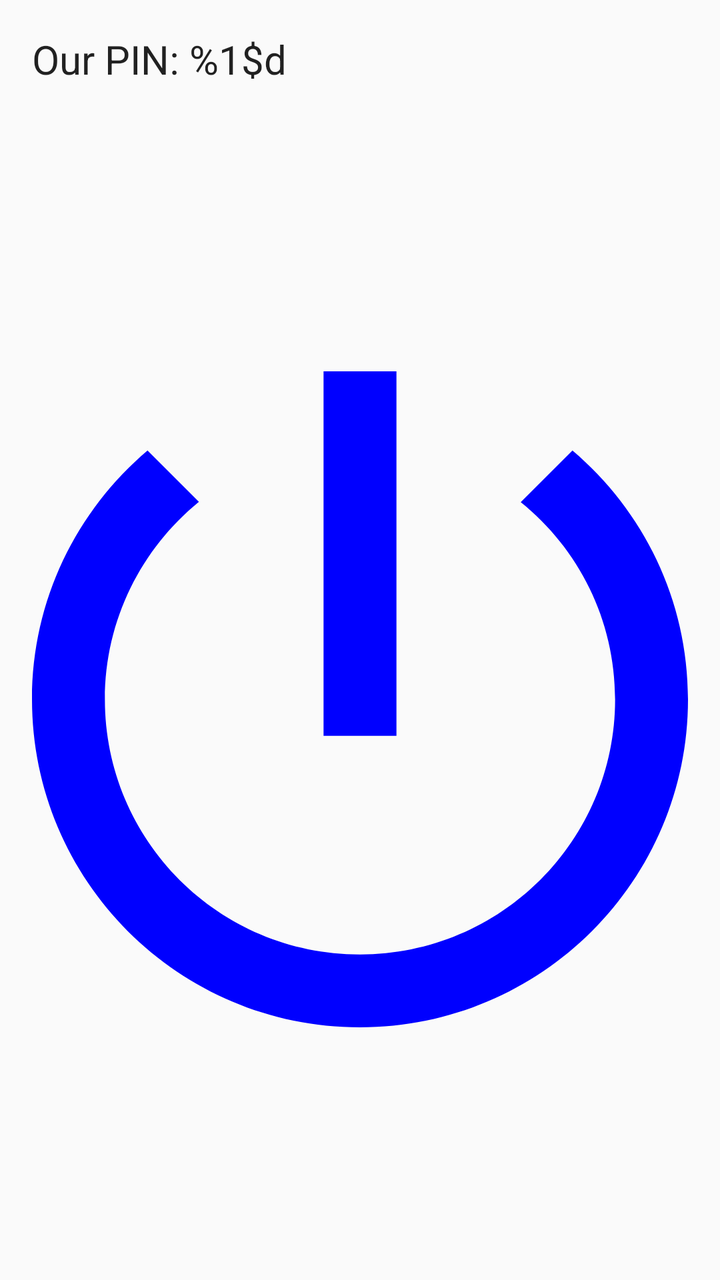
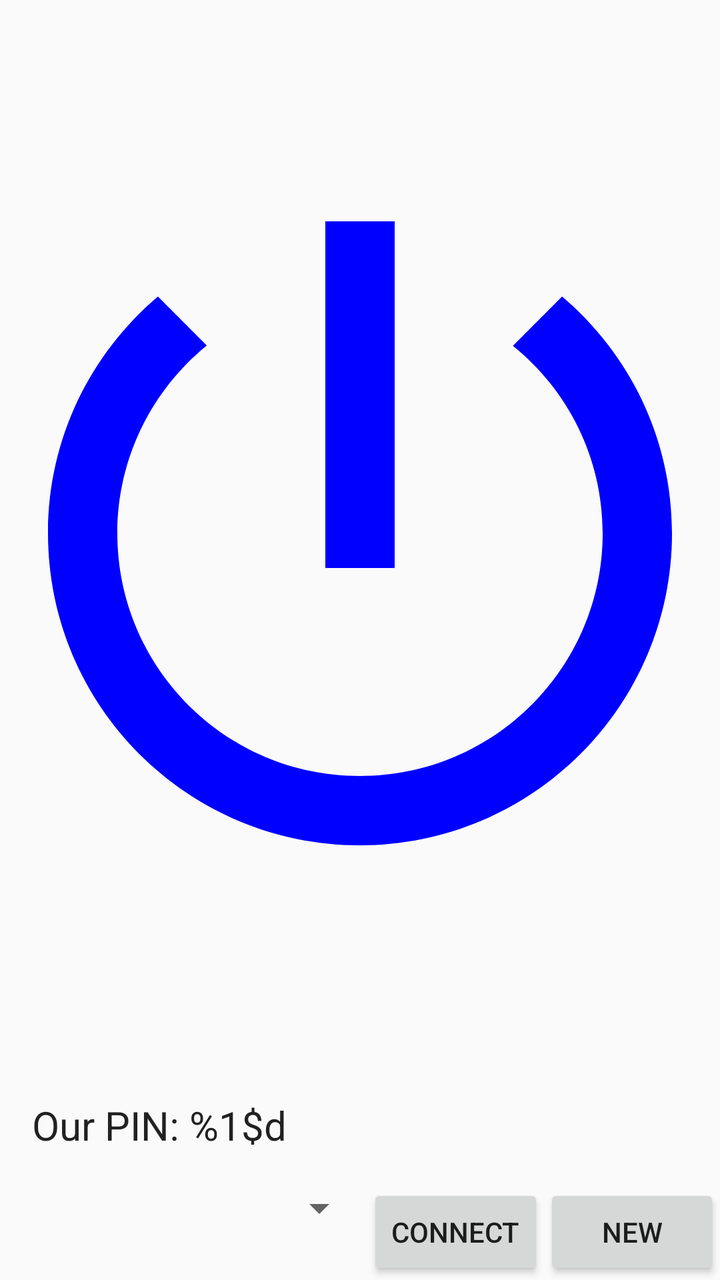

Screens rendered from an Android XML layout before and after an edit, with the pre-edit source and the edit as a unified diff.
<!-- AndroidManifest.xml: application theme AppTheme -->
<!-- res/layout/content_speak.xml -->
<?xml version="1.0" encoding="utf-8"?>
<android.support.constraint.ConstraintLayout xmlns:android="http://schemas.android.com/apk/res/android"
    xmlns:app="http://schemas.android.com/apk/res-auto"
    xmlns:tools="http://schemas.android.com/tools"
    android:layout_width="match_parent"
    android:layout_height="match_parent"
    app:layout_behavior="@string/appbar_scrolling_view_behavior"
    tools:context="peterson.ttu.edu.backupaids.activities.SpeakFragment"
    tools:showIn="@layout/fragment_speak">

    <TextView
        android:id="@+id/sendSoundOurPinTextView"
        android:layout_width="wrap_content"
        android:layout_height="wrap_content"
        android:text="@string/our_pin"
        android:textSize="20sp"
        android:textAppearance="@android:style/TextAppearance.DeviceDefault"
        android:layout_marginTop="16dp"
        android:layout_marginBottom="16dp"
        android:layout_marginStart="16dp"
        android:layout_marginEnd="16dp"
        app:layout_constraintTop_toTopOf="parent"
        app:layout_constraintBottom_toTopOf="@id/sendSoundStartButton"
        app:layout_constraintLeft_toLeftOf="parent" />

    <ImageButton
        android:id="@+id/sendSoundStartButton"
        android:layout_width="0dp"
        android:layout_height="0dp"
        android:adjustViewBounds="false"
        android:background="@android:color/transparent"
        android:scaleType="fitCenter"
        android:src="@drawable/ic_power_button_blue"
        android:layout_marginTop="16dp"
        android:layout_marginBottom="16dp"
        android:layout_marginStart="16dp"
        android:layout_marginEnd="16dp"
        app:layout_constraintHorizontal_bias="0.6"
        app:layout_constraintTop_toBottomOf="@id/sendSoundOurPinTextView"
        app:layout_constraintBottom_toBottomOf="parent"
        app:layout_constraintLeft_toLeftOf="parent"
        app:layout_constraintRight_toRightOf="parent"
        app:layout_constraintVertical_bias="0.6"
        android:contentDescription="@string/start_stop_sending_audio" />

</android.support.constraint.ConstraintLayout>
<!-- res/layout/fragment_speak.xml (included above) -->
<?xml version="1.0" encoding="utf-8"?>
<android.support.design.widget.CoordinatorLayout xmlns:android="http://schemas.android.com/apk/res/android"
    xmlns:tools="http://schemas.android.com/tools"
    android:layout_width="match_parent"
    android:layout_height="match_parent"
    tools:context="peterson.ttu.edu.backupaids.activities.SpeakFragment">

    <include layout="@layout/content_speak" />

</android.support.design.widget.CoordinatorLayout>
<!-- resources referenced by this layout -->
<resources>
  <!-- drawable ic_power_button_blue (drawable) -->
  <vector xmlns:android="http://schemas.android.com/apk/res/android"
      android:width="24dp"
      android:height="24dp"
      android:viewportWidth="24"
      android:viewportHeight="24">
    <path
        android:pathData="m13.3333,0h-2.6667v13.3333h2.6667zM19.7733,2.8933 L17.88,4.7867C19.9867,6.48 21.3333,9.08 21.3333,12 21.3333,17.16 17.16,21.3333 12,21.3333 6.84,21.3333 2.6667,17.16 2.6667,12c0,-2.92 1.3467,-5.52 3.44,-7.2267l-1.88,-1.88C1.64,5.0933 0,8.3467 0,12 0,18.6267 5.3733,24 12,24 18.6267,24 24,18.6267 24,12 24,8.3467 22.36,5.0933 19.7733,2.8933Z"
        android:strokeWidth="1.33333313"
        android:fillColor="#0000ff"
        android:fillAlpha="1"/>
  </vector>
  <string name="our_pin">Our PIN: %1$d</string>
  <string name="start_stop_sending_audio">Start/stop sending audio</string>
  <style name="AppTheme" parent="Theme.AppCompat.Light.DarkActionBar">
          
          <item name="colorPrimary">@color/colorPrimary</item>
          <item name="colorPrimaryDark">@color/colorPrimaryDark</item>
          <item name="colorAccent">@color/colorAccent</item>
      </style>
  <color name="colorPrimary">#3F51B5</color>
  <color name="colorPrimaryDark">#303F9F</color>
  <color name="colorAccent">#FF4081</color>
</resources>

<!-- the commit's change to res/layout/content_speak.xml (unified diff, before → after) -->
@@ -7,6 +7,26 @@
     app:layout_behavior="@string/appbar_scrolling_view_behavior"
     tools:context="peterson.ttu.edu.backupaids.activities.SpeakFragment"
     tools:showIn="@layout/fragment_speak">
+
+    <ImageButton
+        android:id="@+id/sendSoundStartButton"
+        android:layout_width="0dp"
+        android:layout_height="0dp"
+        android:background="@android:color/transparent"
+        android:scaleType="fitCenter"
+        android:src="@drawable/ic_power_button_blue"
+        android:layout_marginTop="16dp"
+        android:layout_marginBottom="16dp"
+        android:layout_marginStart="24dp"
+        android:layout_marginEnd="24dp"
+        app:layout_constraintHorizontal_bias="0.6"
+        app:layout_constraintTop_toTopOf="parent"
+        app:layout_constraintBottom_toTopOf="@id/sendSoundOurPinTextView"
+        app:layout_constraintLeft_toLeftOf="parent"
+        app:layout_constraintRight_toRightOf="parent"
+        app:layout_constraintVertical_bias="0.6"
+        android:contentDescription="@string/start_stop_sending_audio" />
+    
 
     <TextView
         android:id="@+id/sendSoundOurPinTextView"
@@ -19,29 +39,43 @@
         android:layout_marginBottom="16dp"
         android:layout_marginStart="16dp"
         android:layout_marginEnd="16dp"
-        app:layout_constraintTop_toTopOf="parent"
-        app:layout_constraintBottom_toTopOf="@id/sendSoundStartButton"
+        app:layout_constraintTop_toBottomOf="@id/sendSoundStartButton"
+        app:layout_constraintBottom_toTopOf="@id/sendSoundBottomActions"
         app:layout_constraintLeft_toLeftOf="parent" />
 
-    <ImageButton
-        android:id="@+id/sendSoundStartButton"
-        android:layout_width="0dp"
-        android:layout_height="0dp"
-        android:adjustViewBounds="false"
-        android:background="@android:color/transparent"
-        android:scaleType="fitCenter"
-        android:src="@drawable/ic_power_button_blue"
-        android:layout_marginTop="16dp"
-        android:layout_marginBottom="16dp"
-        android:layout_marginStart="16dp"
-        android:layout_marginEnd="16dp"
-        app:layout_constraintHorizontal_bias="0.6"
+    <LinearLayout
+        android:id="@+id/sendSoundBottomActions"
+        android:orientation="horizontal"
+        android:layout_width="match_parent"
+        android:layout_height="wrap_content"
         app:layout_constraintTop_toBottomOf="@id/sendSoundOurPinTextView"
         app:layout_constraintBottom_toBottomOf="parent"
         app:layout_constraintLeft_toLeftOf="parent"
-        app:layout_constraintRight_toRightOf="parent"
-        app:layout_constraintVertical_bias="0.6"
-        android:contentDescription="@string/start_stop_sending_audio" />
+        app:layout_constraintRight_toRightOf="parent">
+
+        <Spinner
+            android:id="@+id/sendSoundConnectionList"
+            android:layout_width="0dp"
+            android:layout_height="wrap_content"
+            android:layout_weight="1"/>
+
+        <Button
+            android:id="@+id/sendSoundConnectButton"
+            android:layout_width="wrap_content"
+            android:layout_height="wrap_content"
+            android:text="Connect"/>
+
+        <Button
+            android:id="@+id/sendSoundNewConnectionButton"
+            android:layout_width="wrap_content"
+            android:layout_height="wrap_content"
+            android:text="New"
+            app:layout_constraintTop_toBottomOf="@id/sendSoundStartButton"
+            app:layout_constraintBottom_toBottomOf="parent"
+            app:layout_constraintLeft_toRightOf="@id/sendSoundConnectButton"
+            app:layout_constraintRight_toRightOf="parent"/>
+
+    </LinearLayout>
 
 </android.support.constraint.ConstraintLayout>
 <!-- res/layout/fragment_speak.xml (included above) -->
